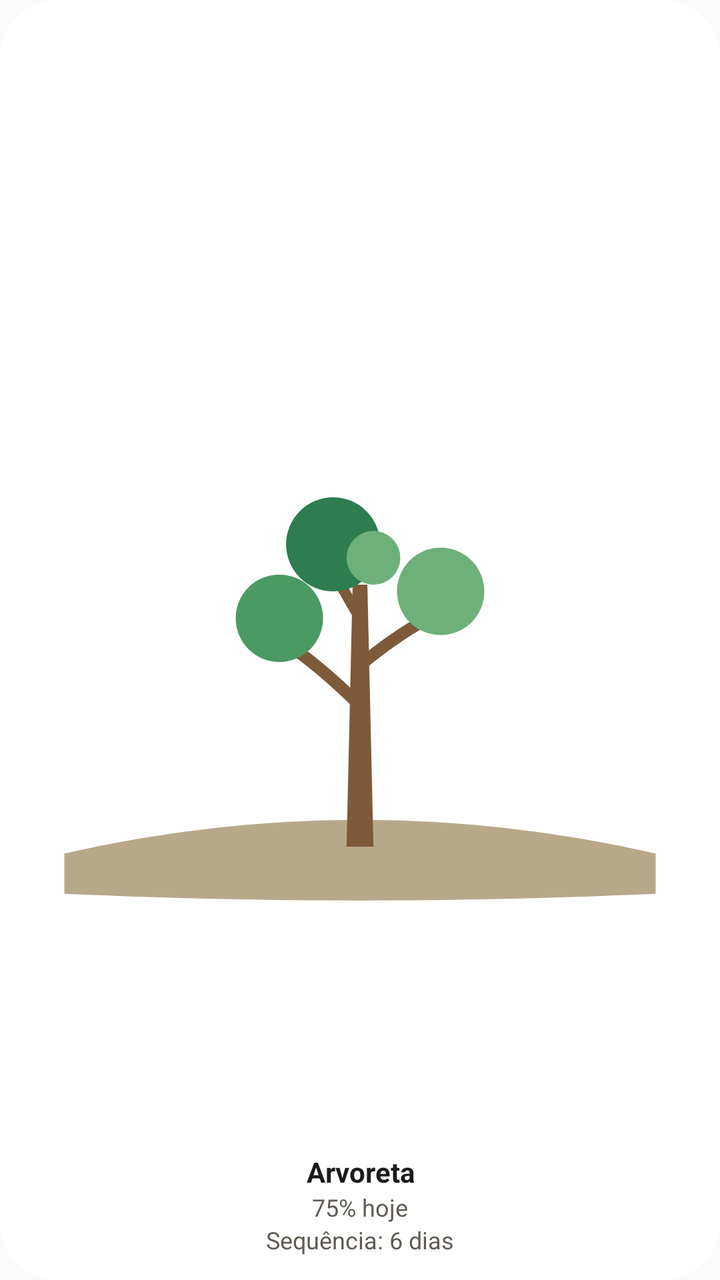
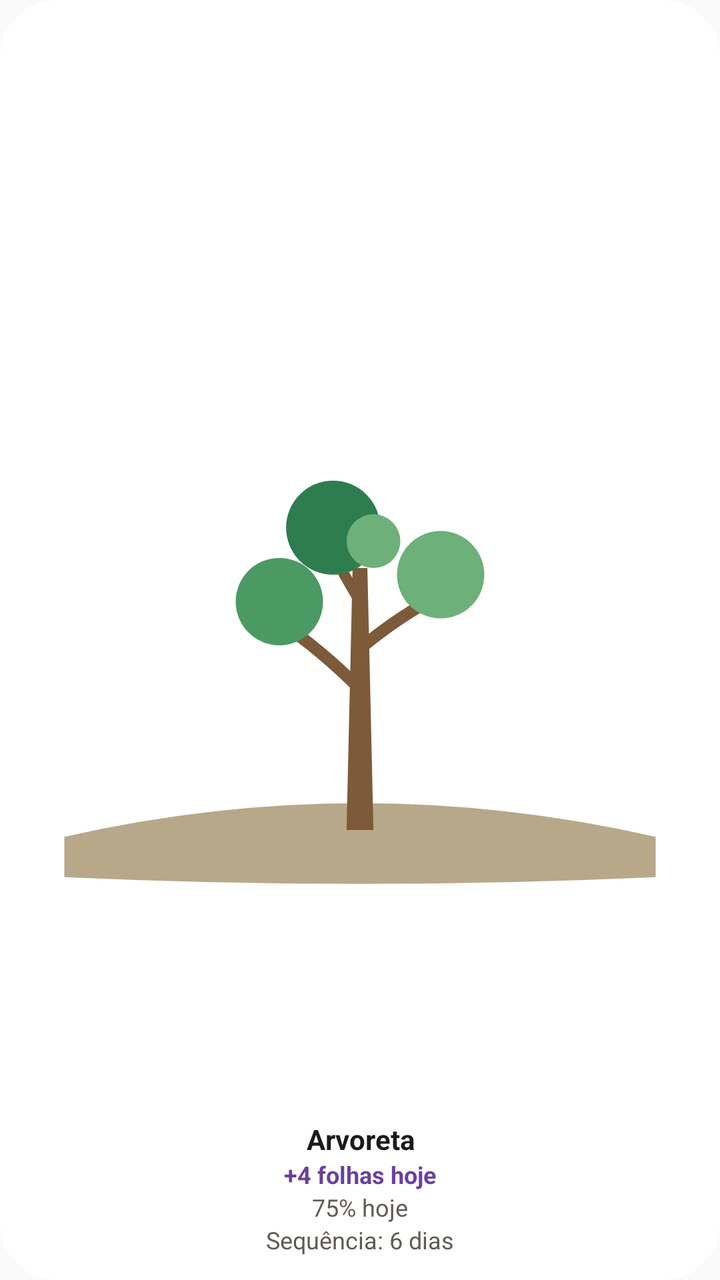

Two renders of the same Android screen: before a commit and after it. Below are the layout's source before the change and the commit's diff.
<!-- AndroidManifest.xml: application theme AppTheme -->
<!-- res/layout/widget_arvore.xml -->
<?xml version="1.0" encoding="utf-8"?>
<LinearLayout xmlns:android="http://schemas.android.com/apk/res/android"
    android:id="@android:id/background"
    android:layout_width="match_parent"
    android:layout_height="match_parent"
    android:background="@drawable/widget_fundo"
    android:clipToOutline="true"
    android:gravity="center_horizontal"
    android:orientation="vertical"
    android:padding="12dp">

    <ImageView
        android:id="@+id/arvore_imagem"
        android:layout_width="match_parent"
        android:layout_height="0dp"
        android:layout_weight="1"
        android:adjustViewBounds="true"
        android:contentDescription="@string/widget_arvore_nome"
        android:scaleType="fitCenter"
        android:src="@drawable/arvore_estagio_3" />

    <TextView
        android:id="@+id/arvore_nome"
        android:layout_width="match_parent"
        android:layout_height="wrap_content"
        android:layout_marginTop="4dp"
        android:ellipsize="end"
        android:gravity="center_horizontal"
        android:maxLines="1"
        android:text="@string/widget_previa_estagio"
        android:textColor="@color/widget_texto"
        android:textSize="14sp"
        android:textStyle="bold" />

    <TextView
        android:id="@+id/arvore_pct"
        android:layout_width="match_parent"
        android:layout_height="wrap_content"
        android:gravity="center_horizontal"
        android:maxLines="1"
        android:text="@string/widget_previa_pct"
        android:textColor="@color/widget_texto_suave"
        android:textSize="12sp" />

    <TextView
        android:id="@+id/arvore_sequencia"
        android:layout_width="match_parent"
        android:layout_height="wrap_content"
        android:gravity="center_horizontal"
        android:maxLines="1"
        android:text="@string/widget_previa_sequencia"
        android:textColor="@color/widget_texto_suave"
        android:textSize="12sp" />
</LinearLayout>
<!-- resources referenced by this layout -->
<resources>
  <color name="widget_texto">#1C1B19</color>
  <color name="widget_texto_suave">#5F5B53</color>
  <!-- drawable arvore_estagio_3 (drawable) -->
  <?xml version="1.0" encoding="utf-8"?>
  <vector xmlns:android="http://schemas.android.com/apk/res/android"
      android:width="96dp"
      android:height="96dp"
      android:viewportWidth="100"
      android:viewportHeight="100">
      <path
          android:fillColor="#B8A88A"
          android:pathData="M6,90Q50,80 94,90L94,96Q50,98 6,96Z" />
      <path
          android:fillColor="#7C5A3A"
          android:pathData="M48,89L48.9,50L51.1,50L52,89Z" />
      <path
          android:pathData="M50,68Q44,62 38,58"
          android:strokeColor="#7C5A3A"
          android:strokeLineCap="round"
          android:strokeLineJoin="round"
          android:strokeWidth="1.8" />
      <path
          android:pathData="M50,62Q56,57 62,54"
          android:strokeColor="#7C5A3A"
          android:strokeLineCap="round"
          android:strokeLineJoin="round"
          android:strokeWidth="1.8" />
      <path
          android:pathData="M50,55Q47,50 45,46"
          android:strokeColor="#7C5A3A"
          android:strokeLineCap="round"
          android:strokeLineJoin="round"
          android:strokeWidth="1.6" />
      <path
          android:fillColor="#4C9A63"
          android:pathData="M31.5,55a6.5,6.5 0,1 0,13,0a6.5,6.5 0,1 0,-13,0Z" />
      <path
          android:fillColor="#6DB07A"
          android:pathData="M55.5,51a6.5,6.5 0,1 0,13,0a6.5,6.5 0,1 0,-13,0Z" />
      <path
          android:fillColor="#2E7D4F"
          android:pathData="M39,44a7,7 0,1 0,14,0a7,7 0,1 0,-14,0Z" />
      <path
          android:fillColor="#6DB07A"
          android:pathData="M48,46a4,4 0,1 0,8,0a4,4 0,1 0,-8,0Z" />
  </vector>
  <!-- drawable widget_fundo (drawable) -->
  <?xml version="1.0" encoding="utf-8"?>
  <shape xmlns:android="http://schemas.android.com/apk/res/android" android:shape="rectangle">
      <solid android:color="@color/widget_superficie" />
      <corners android:radius="@dimen/widget_raio" />
  </shape>
  <string name="widget_arvore_nome">Árvore da constância</string>
  <string name="widget_previa_estagio">Arvoreta</string>
  <string name="widget_previa_pct" formatted="false">75% hoje</string>
  <string name="widget_previa_sequencia">Sequência: 6 dias</string>
  <style name="AppTheme" parent="Theme.AppCompat.DayNight.NoActionBar">
          <item name="colorPrimary">@color/colorPrimary</item>
          <item name="colorPrimaryDark">@color/colorPrimaryDark</item>
          <item name="colorAccent">@color/colorAccent</item>
      </style>
  <color name="widget_superficie">#FFFFFF</color>
  <dimen name="widget_raio">16dp</dimen>
  <color name="colorPrimary">#6B3FA0</color>
  <color name="colorPrimaryDark">#4A3270</color>
  <color name="colorAccent">#6B3FA0</color>
</resources>

<!-- the commit's change to res/layout/widget_arvore.xml (unified diff, before → after) -->
@@ -33,6 +33,18 @@
         android:textStyle="bold" />
 
     <TextView
+        android:id="@+id/arvore_hoje"
+        android:layout_width="match_parent"
+        android:layout_height="wrap_content"
+        android:ellipsize="end"
+        android:gravity="center_horizontal"
+        android:maxLines="1"
+        android:text="@string/widget_previa_folhas_hoje"
+        android:textColor="@color/widget_check"
+        android:textSize="12sp"
+        android:textStyle="bold" />
+
+    <TextView
         android:id="@+id/arvore_pct"
         android:layout_width="match_parent"
         android:layout_height="wrap_content"
<!-- resource entries referenced after the edit -->
@@ -1,5 +1,6 @@
 <!-- resources referenced by this layout -->
 <resources>
+  <color name="widget_check">#6B3FA0</color>
   <color name="widget_texto">#1C1B19</color>
   <color name="widget_texto_suave">#5F5B53</color>
   <!-- drawable arvore_estagio_3 (drawable) -->
@@ -54,6 +55,7 @@
   </shape>
   <string name="widget_arvore_nome">Árvore da constância</string>
   <string name="widget_previa_estagio">Arvoreta</string>
+  <string name="widget_previa_folhas_hoje">+4 folhas hoje</string>
   <string name="widget_previa_pct" formatted="false">75% hoje</string>
   <string name="widget_previa_sequencia">Sequência: 6 dias</string>
   <style name="AppTheme" parent="Theme.AppCompat.DayNight.NoActionBar">
